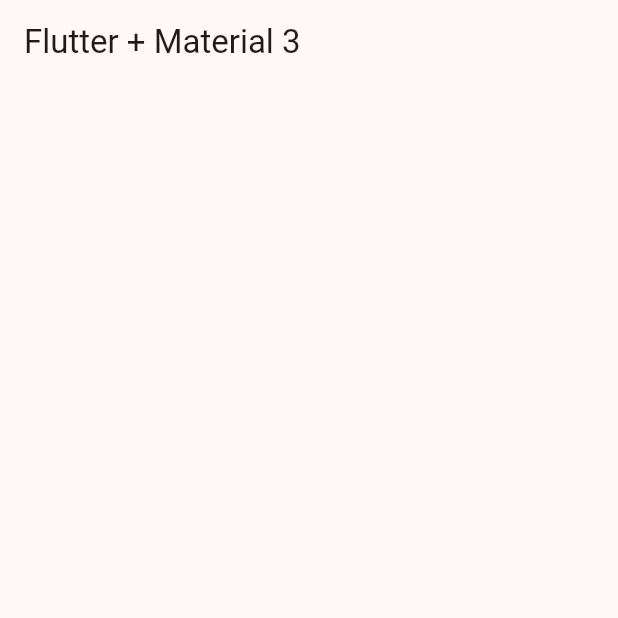
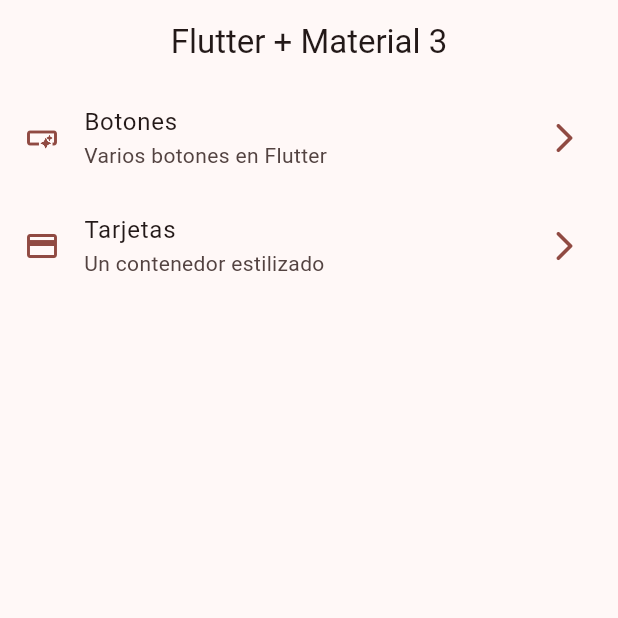
Before and after one commit to AlejandroMira77/widgets_app, a Flutter app: the screen it shows after launch, on a phone screen of 412 x 824 dp, the top half of it. Run offline on Flutter 3.47's test engine with Material 3 defaults, Android fonts, the phone set to English and light mode, and no system bars; our stand-ins replace go_router.

```diff
--- a/lib/config/menu/menu_items.dart
+++ b/lib/config/menu/menu_items.dart
@@ -25,7 +25,7 @@ const appMenuItems = <MenuItem>[
     MenuItem(
       title: 'Tarjetas',
       subtitle: 'Un contenedor estilizado',
-      link: '/card',
+      link: '/cards',
       icon: Icons.credit_card
     )
 ];
--- /dev/null
+++ b/lib/config/router/app_router.dart
@@ -0,0 +1,20 @@
+import 'package:go_router/go_router.dart';
+import 'package:widgets_app/presentation/screens/screens.dart';
+
+final appRouter = GoRouter(
+  initialLocation: '/',
+  routes: [
+    GoRoute(
+      path: '/',
+      builder: (context, state) => const HomeScreen(),
+    ),
+    GoRoute(
+      path: '/buttons',
+      builder: (context, state) => const ButtonsScreen(),
+    ),
+    GoRoute(
+      path: '/cards',
+      builder: (context, state) => const CardsScreen(),
+    ),
+  ]
+);
--- a/lib/config/theme/app_theme.dart
+++ b/lib/config/theme/app_theme.dart
@@ -25,7 +25,7 @@ class AppTheme {
     useMaterial3: true,
     colorSchemeSeed: colorList[selectedColor],
     appBarTheme: const AppBarTheme(
-      centerTitle: false
+      centerTitle: true
     )
   );
 }
--- a/lib/main.dart
+++ b/lib/main.dart
@@ -1,6 +1,6 @@
 import 'package:flutter/material.dart';
+import 'package:widgets_app/config/router/app_router.dart';
 import 'package:widgets_app/config/theme/app_theme.dart';
-import 'package:widgets_app/presentation/screens/home/home_screen.dart';
 
 void main() {
   runApp(const MainApp());
@@ -11,10 +11,10 @@ class MainApp extends StatelessWidget {
 
   @override
   Widget build(BuildContext context) {
-    return MaterialApp(
+    return MaterialApp.router(
+      routerConfig: appRouter,
       debugShowCheckedModeBanner: false,
-      theme: AppTheme(selectedColor: 8).getTheme(),
-      home: const HomeScreen()
+      theme: AppTheme(selectedColor: 3).getTheme(),
     );
   }
 }
--- /dev/null
+++ b/lib/presentation/screens/home_screen.dart
@@ -0,0 +1,61 @@
+import 'package:flutter/material.dart';
+import 'package:go_router/go_router.dart';
+
+import 'package:widgets_app/config/menu/menu_items.dart';
+
+class HomeScreen extends StatelessWidget {
+  const HomeScreen({super.key});
+
+  @override
+  Widget build(BuildContext context) {
+    return Scaffold(
+      appBar: AppBar(
+        title: const Text('Flutter + Material 3'),
+      ),
+      body: const _HomeView(),
+    );
+  }
+}
+
+class _HomeView extends StatelessWidget {
+  const _HomeView();
+
+  @override
+  Widget build(BuildContext context) {
+    return ListView.builder(
+      itemCount: appMenuItems.length,
+      itemBuilder: (context, index) {
+        final menuItem = appMenuItems[index];
+        return _CustomListTile(menuItem: menuItem);
+      }
+    );
+  }
+}
+
+class _CustomListTile extends StatelessWidget {
+
+  final MenuItem menuItem;
+
+  const _CustomListTile({
+    required this.menuItem,
+  });
+
+  @override
+  Widget build(BuildContext context) {
+
+    final colors = Theme.of(context).colorScheme;
+
+    return ListTile(
+      leading: Icon(menuItem.icon, color: colors.primary),
+      trailing: Icon(Icons.arrow_forward_ios_rounded, color: colors.primary),
+      title: Text(menuItem.title),
+      subtitle: Text(menuItem.subtitle),
+      onTap: () {
+        // Navigator.of(context).push(
+        //   MaterialPageRoute(builder: (context) => const ButtonsScreen())
+        // );
+        context.push(menuItem.link); // navegacion con go router
+      },
+    );
+  }
+}
--- /dev/null
+++ b/lib/presentation/screens/screens.dart
@@ -0,0 +1,3 @@
+export 'package:widgets_app/presentation/screens/buttons_screen.dart';
+export 'package:widgets_app/presentation/screens/cards_screen.dart';
+export 'package:widgets_app/presentation/screens/home_screen.dart';
--- a/pubspec.yaml
+++ b/pubspec.yaml
@@ -9,6 +9,7 @@ environment:
 dependencies:
   flutter:
     sdk: flutter
+  go_router: ^14.6.3
 
 dev_dependencies:
   flutter_test:
```
Also changed, not shown: lib/presentation/screens/buttons_screen.dart (added, +15 -0 lines), lib/presentation/screens/cards_screen.dart (renamed from lib/presentation/screens/home/home_screen.dart, +4 -3 lines), pubspec.lock.
